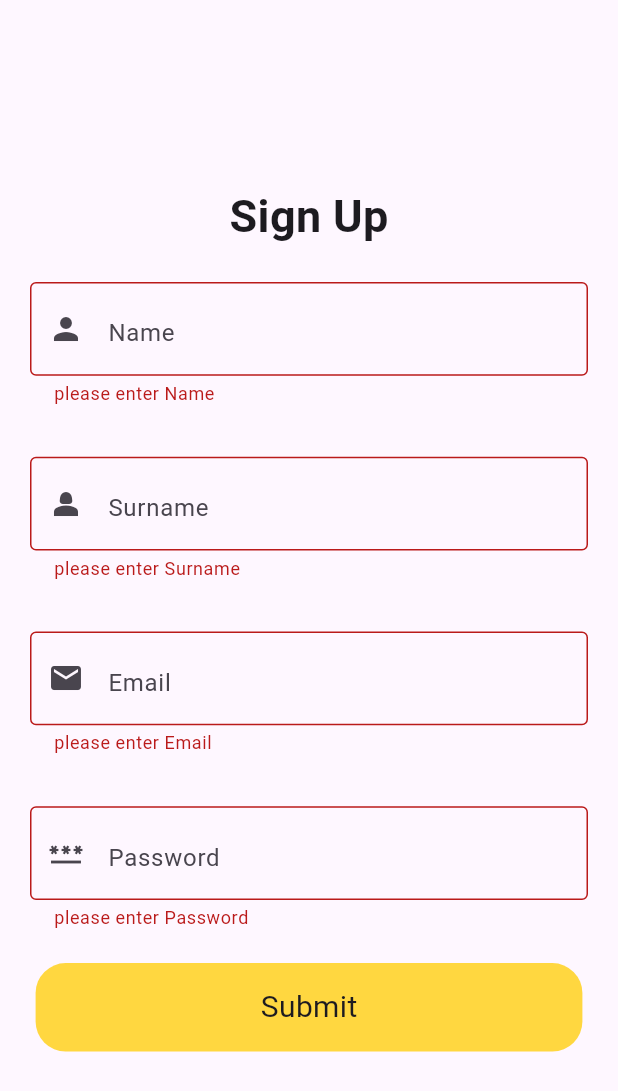
After one commit to siddharth7247/flutter-demo, a Flutter app: the CustomWidgetDemo screen opened directly, after a tap on "Submit", on a phone screen of 412 x 824 dp. The commit adds this screen. Shown: the top 1091 px of the screen. Run offline on Flutter 3.47's test engine with Material 3 defaults, Android fonts, the phone set to English and light mode, and no system bars.

Commit message:
Custome Widget and Form Validation Task done

```diff
--- /dev/null
+++ b/lib/common_widgets/custom_button.dart
@@ -0,0 +1,22 @@
+import 'package:flutter/material.dart';
+
+class CustomButton extends StatelessWidget {
+  final String title;
+  final Function onTap;
+  const CustomButton({super.key, required this.title, required this.onTap});
+
+  @override
+  Widget build(BuildContext context) {
+    return GestureDetector(
+      onTap: onTap(),
+      child: Container(
+        padding: const EdgeInsets.symmetric(horizontal: 150,vertical: 15),
+        decoration: const BoxDecoration(
+          color: Colors.amberAccent,
+          borderRadius: BorderRadius.all(Radius.circular(20)),
+        ),
+        child: Text(title,style: const TextStyle(fontSize: 20),),
+      ),
+    );
+  }
+}
--- /dev/null
+++ b/lib/common_widgets/custom_textfield.dart
@@ -0,0 +1,57 @@
+import 'package:flutter/material.dart';
+
+class CustomTextfield extends StatelessWidget {
+  final TextEditingController controller;
+  final String hintText;
+  final IconData icon;
+  final IconData? suffixIcons;
+  const CustomTextfield({super.key, required this.controller, required this.hintText, required this.icon, this.suffixIcons});
+
+  @override
+  Widget build(BuildContext context) {
+    return Padding(
+      padding: const EdgeInsets.all(12.0),
+      child: TextFormField(
+        controller: controller,
+        validator: (value) {
+          if(hintText == "Email"){
+             if(value == null || value.isEmpty){
+                  return 'please enter $hintText';
+              }else{
+                const pattern = r"(?:[a-z0-9!#$%&'*+/=?^_`{|}~-]+(?:\.[a-z0-9!#$%&'"
+                r'*+/=?^_`{|}~-]+)*|"(?:[\x01-\x08\x0b\x0c\x0e-\x1f\x21\x23-\x5b\x5d-'
+                r'\x7f]|\\[\x01-\x09\x0b\x0c\x0e-\x7f])*")@(?:(?:[a-z0-9](?:[a-z0-9-]*'
+                r'[a-z0-9])?\.)+[a-z0-9](?:[a-z0-9-]*[a-z0-9])?|\[(?:(?:(2(5[0-5]|[0-4]'
+                r'[0-9])|1[0-9][0-9]|[1-9]?[0-9]))\.){3}(?:(2(5[0-5]|[0-4][0-9])|1[0-9]'
+                r'[0-9]|[1-9]?[0-9])|[a-z0-9-]*[a-z0-9]:(?:[\x01-\x08\x0b\x0c\x0e-\x1f\'
+                r'x21-\x5a\x53-\x7f]|\\[\x01-\x09\x0b\x0c\x0e-\x7f])+)\])';
+                final regex = RegExp(pattern);
+                return !regex.hasMatch(value) ? 'Enter valid Email' : null ;
+              }
+          }
+          if(hintText == "Password"){
+            if(value == null || value.isEmpty){
+                  return 'please enter $hintText';
+              }else{
+                  if (value.length < 8){
+                      return 'password lenght must be 8 or more';
+                  }
+              }
+          }
+          if(value == null || value.isEmpty){
+            return 'please enter $hintText';
+          }
+        },
+        decoration: InputDecoration(
+          hintText: hintText,
+          prefixIcon: Icon(icon),
+          suffix: Icon(suffixIcons),
+          border: const OutlineInputBorder(),
+          focusedBorder: const OutlineInputBorder(
+            borderSide:BorderSide(color: Colors.amberAccent),
+          )
+        ),
+      ),
+    );
+  }
+}
--- /dev/null
+++ b/lib/cutom-widget_demo.dart
@@ -0,0 +1,55 @@
+import 'package:flutter/material.dart';
+import 'package:flutter_demo/common_widgets/custom_button.dart';
+import 'package:flutter_demo/common_widgets/custom_textfield.dart';
+
+class CustomWidgetDemo extends StatefulWidget {
+  const CustomWidgetDemo({super.key});
+
+  @override
+  State<CustomWidgetDemo> createState() => _CustomWidgetdDemoState();
+}
+
+class _CustomWidgetdDemoState extends State<CustomWidgetDemo> {
+  TextEditingController nameController = TextEditingController();
+  TextEditingController surnameController = TextEditingController();
+  TextEditingController emailController = TextEditingController();
+  TextEditingController passwordController = TextEditingController();
+  final _formKey = GlobalKey<FormState>();
+  void validate() {
+    _formKey.currentState?.validate();
+    if(_formKey.currentState!.validate()){
+        ScaffoldMessenger.of(context).showSnackBar(const SnackBar(content: Text('Data Submitted successfully')));
+    }else{
+
+    }
+  }
+  @override
+  Widget build(BuildContext context) {
+    return  Scaffold(
+      body: Center(
+        child: Padding(
+          padding: const EdgeInsets.all(8.0),
+          child: Form(
+            key: _formKey,
+            child: Column(
+              mainAxisAlignment: MainAxisAlignment.center,
+              children: [
+                const Text("Sign Up",style: TextStyle(fontSize: 30,fontWeight: FontWeight.bold),),
+                const SizedBox(height: 10,),
+                CustomTextfield(controller: nameController,hintText: 'Name',icon: Icons.person,),
+                const SizedBox(height: 10,),
+                CustomTextfield(controller: surnameController, hintText: 'Surname', icon: Icons.person_2),
+                const SizedBox(height: 10,),
+                CustomTextfield(controller: emailController, hintText: 'Email', icon: Icons.email),
+                const SizedBox(height: 10,),
+                CustomTextfield(controller: passwordController, hintText: 'Password', icon: Icons.password,suffixIcons: Icons.visibility_off,),
+                const SizedBox(height: 10,),
+                CustomButton(title: 'Submit',onTap: ()=> validate,),
+              ],
+            ),
+          ),
+        ),
+      ),
+    );
+  }
+}
--- a/lib/home_screen.dart
+++ b/lib/home_screen.dart
@@ -1,5 +1,6 @@
 import 'package:flutter/material.dart';
 import 'package:flutter_demo/authentication/splash_screen.dart';
+import 'package:flutter_demo/cutom-widget_demo.dart';
 import 'package:flutter_demo/tabbar_demo.dart';
 import 'package:flutter_demo/widgets_demo.dart';
 
@@ -19,6 +20,8 @@ class _HomescreenState extends State<Homescreen> {
         backgroundColor: Colors.amber,
       ),
       body: Center(
+        child: Padding(
+          padding: const EdgeInsets.symmetric(vertical: 20),
           child: Column(
             mainAxisAlignment: MainAxisAlignment.center,
             children: [
@@ -30,8 +33,15 @@ class _HomescreenState extends State<Homescreen> {
               }, child: const Text("Signup App")),
               ElevatedButton(onPressed: (){
                 Navigator.push(context, MaterialPageRoute(builder:(context) => const TabbarDemo()));
-            }, child: const Text("Tabbar demo"))
+              }, child: const Text("Tabbar,Botton Navigation demo")),
+              ElevatedButton(onPressed: (){
+                Navigator.push(context, MaterialPageRoute(builder:(context) => const CustomWidgetDemo()));
+              }, child: const Text("Custom Widget,Form valiadtion demo")),
+               ElevatedButton(onPressed: (){
+                Navigator.push(context, MaterialPageRoute(builder:(context) => const CustomWidgetDemo()));
+              }, child: const Text("ListView demo"))
             ],
+          ),
         ),
       ),
     );
--- a/lib/tabbar_demo.dart
+++ b/lib/tabbar_demo.dart
@@ -1,5 +1,5 @@
 import 'package:flutter/material.dart';
-import 'package:flutter_demo/authentication/nested-tabbar_demo.dart';
+import 'package:flutter_demo/nested-tabbar_demo.dart';
 
 class TabbarDemo extends StatefulWidget {
   const TabbarDemo({super.key});
@@ -70,6 +70,7 @@ class _TabbarDemoState extends State<TabbarDemo> {
             currentIndex: selectedIndex,
             onTap: onNavBarItemTap,
             selectedItemColor: Colors.blue,
+            selectedIconTheme: IconThemeData(),
             unselectedItemColor: Colors.black,
           ),
         ),
```
Also changed, not shown: lib/nested-tabbar_demo.dart (renamed from lib/authentication/nested-tabbar_demo.dart). Lines whose indentation alone changed are shown as unchanged.
